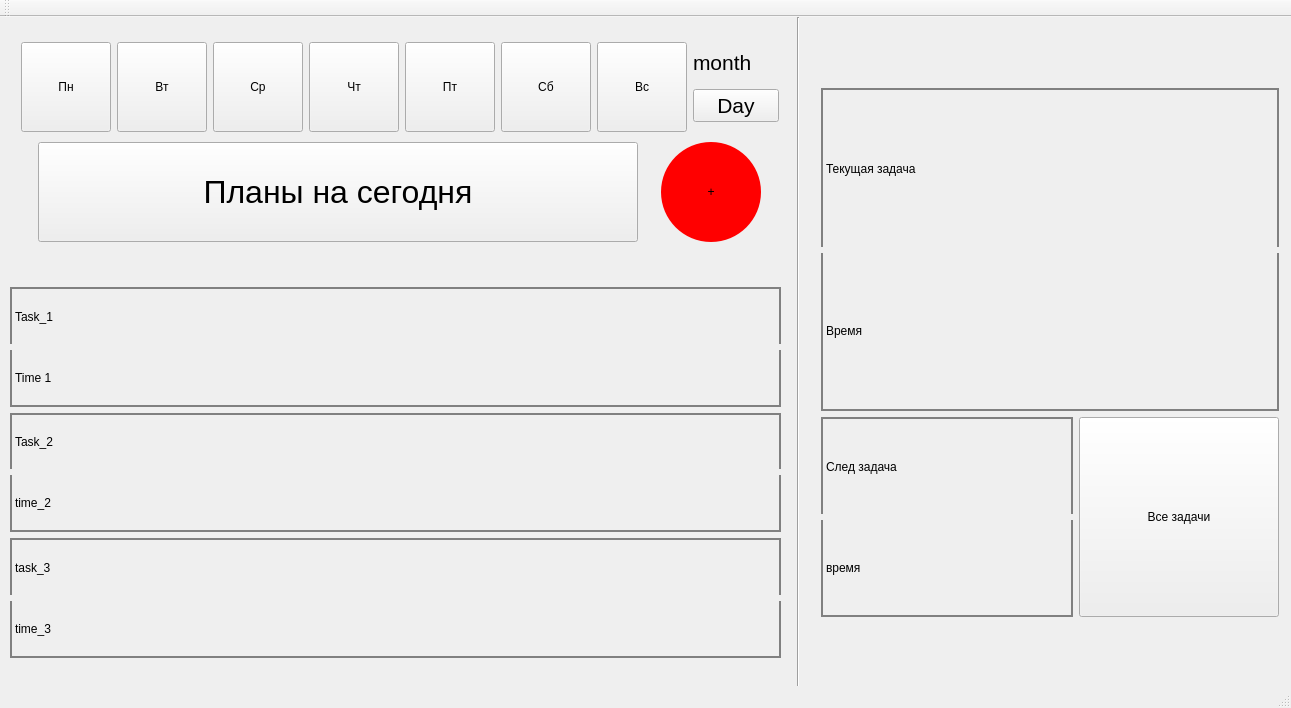
Old version of the form mainwindow.ui in the repository Strltz/Vse-idet-po-planu.
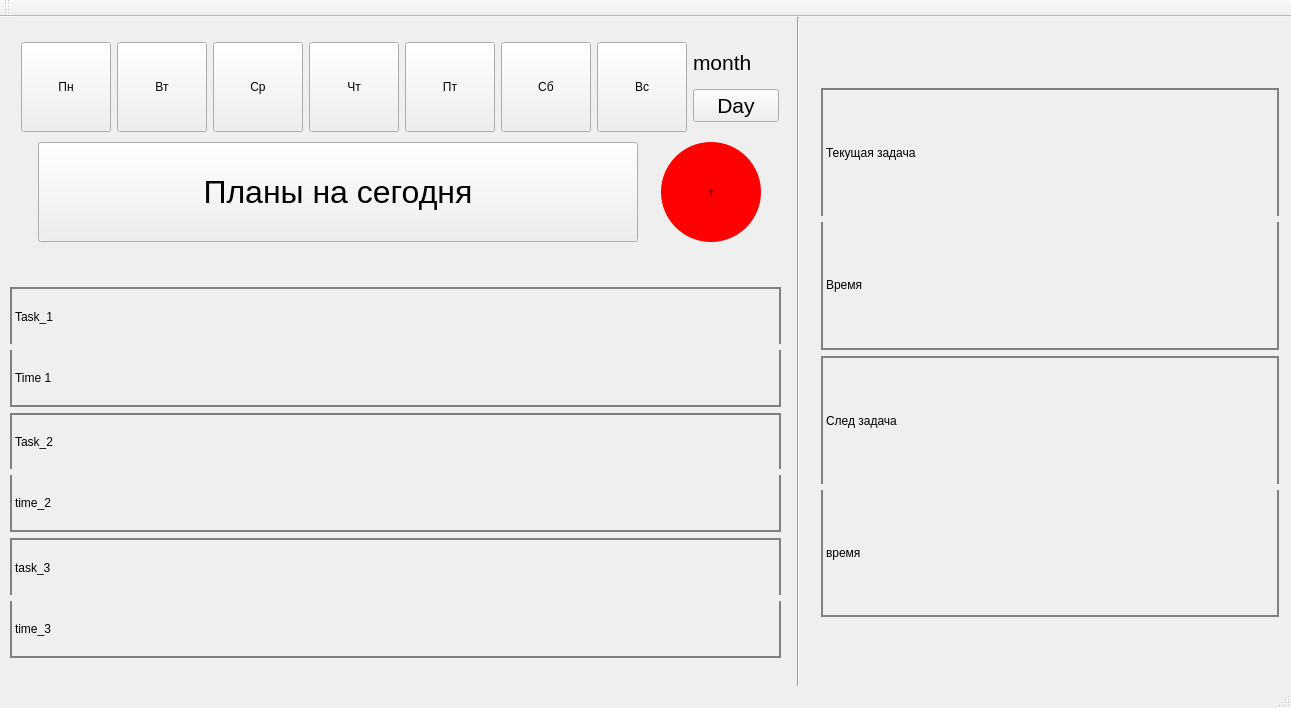
New version of the form.

Patch:
```diff
--- a/mainwindow.ui
+++ b/mainwindow.ui
@@ -509,25 +509,6 @@
          </item>
         </layout>
        </item>
-       <item>
-        <widget class="QPushButton" name="all_task">
-         <property name="sizePolicy">
-          <sizepolicy hsizetype="Fixed" vsizetype="Fixed">
-           <horstretch>0</horstretch>
-           <verstretch>0</verstretch>
-          </sizepolicy>
-         </property>
-         <property name="minimumSize">
-          <size>
-           <width>200</width>
-           <height>200</height>
-          </size>
-         </property>
-         <property name="text">
-          <string>Все задачи</string>
-         </property>
-        </widget>
-       </item>
       </layout>
      </item>
     </layout>
```
